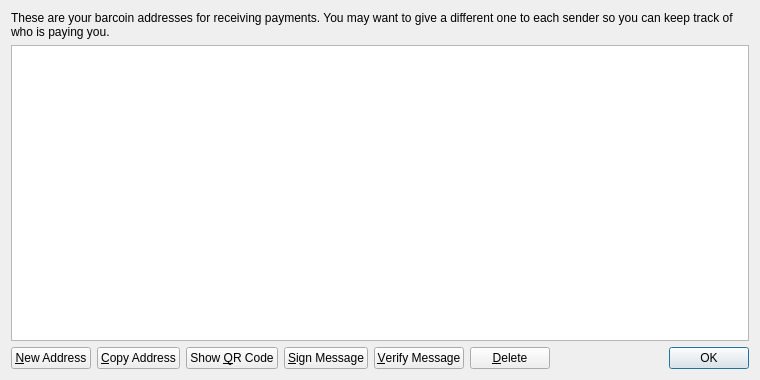
Before: the Qt Designer form src/qt/forms/addressbookpage.ui in foodcoin/foodcoin, drawn with Qt 5.
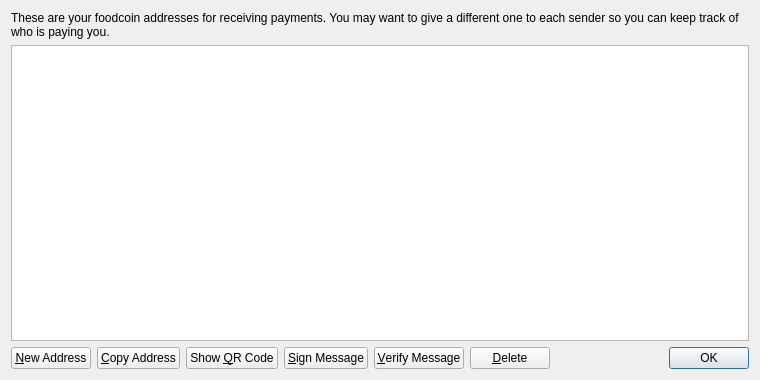
After: the same form once the commit is applied. Icons and pictures are not drawn.

What changed in the file:
```diff
--- a/src/qt/forms/addressbookpage.ui
+++ b/src/qt/forms/addressbookpage.ui
@@ -17,7 +17,7 @@
    <item>
     <widget class="QLabel" name="labelExplanation">
      <property name="text">
-      <string>These are your barcoin addresses for receiving payments. You may want to give a different one to each sender so you can keep track of who is paying you.</string>
+      <string>These are your foodcoin addresses for receiving payments. You may want to give a different one to each sender so you can keep track of who is paying you.</string>
      </property>
      <property name="textFormat">
       <enum>Qt::PlainText</enum>
```
